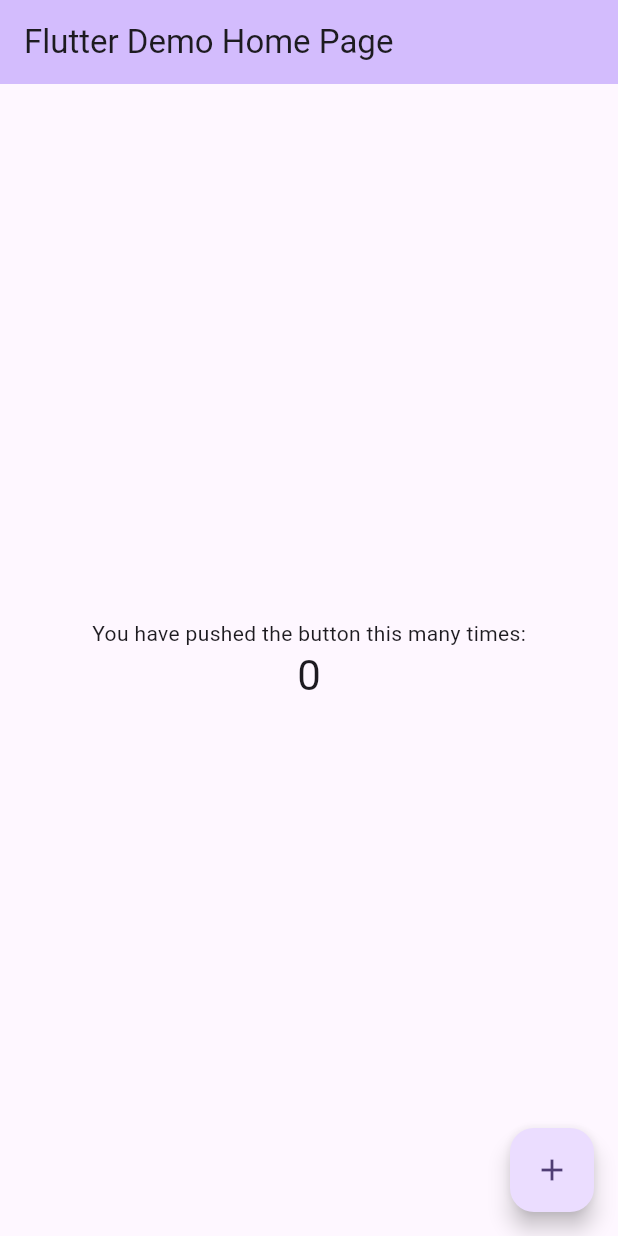
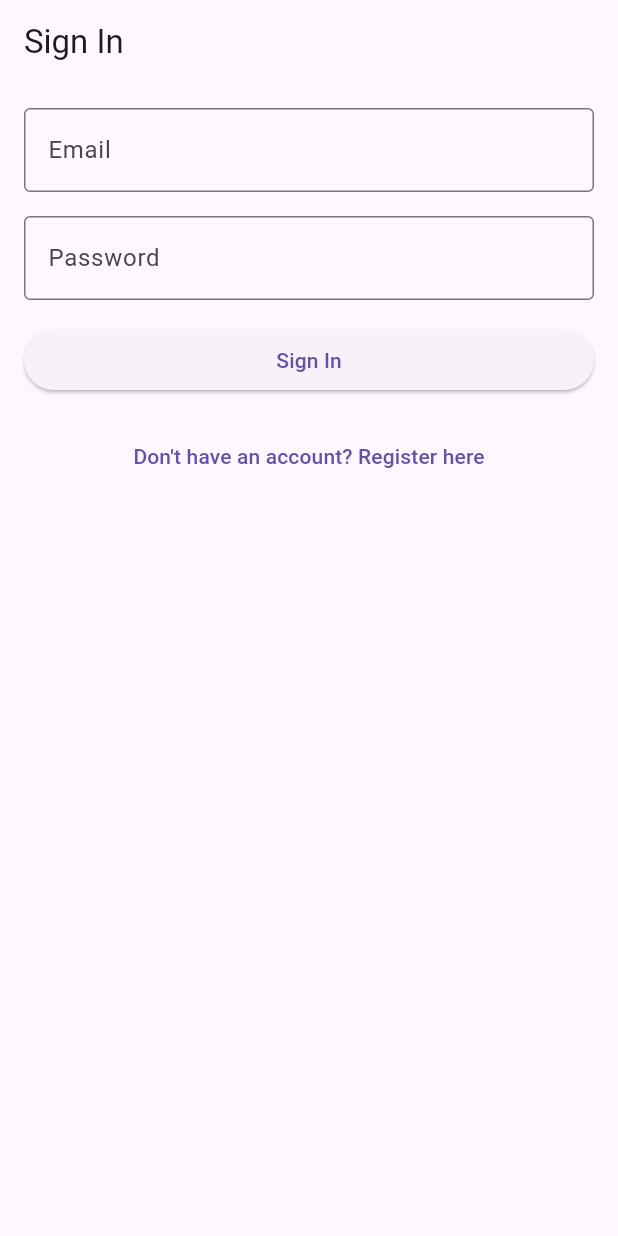
Before and after one commit to CGNDC/cloud_documents, a Flutter app: the screen it shows after launch, on a phone screen of 412 x 824 dp. Run offline on Flutter 3.47's test engine with Material 3 defaults, Android fonts, the light colour scheme and no system bars; our stand-ins replace supabase_flutter; accounts and stored records are empty.

Commit message:
pushed, no bugs

```diff
--- a/lib/main.dart
+++ b/lib/main.dart
@@ -1,125 +1,35 @@
 import 'package:flutter/material.dart';
+import 'package:supabase_flutter/supabase_flutter.dart';
+import 'package:provider/provider.dart';
+import '../view_models/search_view_model.dart';
+import '../routes/app_router.dart';
 
-void main() {
-  runApp(const MyApp());
+Future<void> main() async {
+  WidgetsFlutterBinding.ensureInitialized();
+
+  // Initialize Supabase with your project credentials
+  await Supabase.initialize(
+    url: 'https://cikgcfmcenwhlleswtha.supabase.co',
+    anonKey: 'eyJhbGciOiJIUzI1NiIsInR5cCI6IkpXVCJ9.eyJpc3MiOiJzdXBhYmFzZSIsInJlZiI6ImNpa2djZm1jZW53aGxsZXN3dGhhIiwicm9sZSI6ImFub24iLCJpYXQiOjE3NDIzNDU1MzQsImV4cCI6MjA1NzkyMTUzNH0.3_qiIYfUH0kOZvMVrskK9JeatjLn-z0IJRsTZ6woz14',
+  );
+
+  runApp(
+    MultiProvider(
+      providers: [
+        ChangeNotifierProvider(create: (_) => SearchViewModel()),
+      ],
+      child: MyApp(),
+    ),
+  );
 }
 
 class MyApp extends StatelessWidget {
-  const MyApp({super.key});
-
-  // This widget is the root of your application.
   @override
   Widget build(BuildContext context) {
     return MaterialApp(
-      title: 'Flutter Demo',
-      theme: ThemeData(
-        // This is the theme of your application.
-        //
-        // TRY THIS: Try running your application with "flutter run". You'll see
-        // the application has a purple toolbar. Then, without quitting the app,
-        // try changing the seedColor in the colorScheme below to Colors.green
-        // and then invoke "hot reload" (save your changes or press the "hot
-        // reload" button in a Flutter-supported IDE, or press "r" if you used
-        // the command line to start the app).
-        //
-        // Notice that the counter didn't reset back to zero; the application
-        // state is not lost during the reload. To reset the state, use hot
-        // restart instead.
-        //
-        // This works for code too, not just values: Most code changes can be
-        // tested with just a hot reload.
-        colorScheme: ColorScheme.fromSeed(seedColor: Colors.deepPurple),
-        useMaterial3: true,
-      ),
-      home: const MyHomePage(title: 'Flutter Demo Home Page'),
+      title: 'Cloud Documents',
+      theme: ThemeData(primarySwatch: Colors.blue),
+      home: AppRouter(),
     );
   }
 }
-
-class MyHomePage extends StatefulWidget {
-  const MyHomePage({super.key, required this.title});
-
-  // This widget is the home page of your application. It is stateful, meaning
-  // that it has a State object (defined below) that contains fields that affect
-  // how it looks.
-
-  // This class is the configuration for the state. It holds the values (in this
-  // case the title) provided by the parent (in this case the App widget) and
-  // used by the build method of the State. Fields in a Widget subclass are
-  // always marked "final".
-
-  final String title;
-
-  @override
-  State<MyHomePage> createState() => _MyHomePageState();
-}
-
-class _MyHomePageState extends State<MyHomePage> {
-  int _counter = 0;
-
-  void _incrementCounter() {
-    setState(() {
-      // This call to setState tells the Flutter framework that something has
-      // changed in this State, which causes it to rerun the build method below
-      // so that the display can reflect the updated values. If we changed
-      // _counter without calling setState(), then the build method would not be
-      // called again, and so nothing would appear to happen.
-      _counter++;
-    });
-  }
-
-  @override
-  Widget build(BuildContext context) {
-    // This method is rerun every time setState is called, for instance as done
-    // by the _incrementCounter method above.
-    //
-    // The Flutter framework has been optimized to make rerunning build methods
-    // fast, so that you can just rebuild anything that needs updating rather
-    // than having to individually change instances of widgets.
-    return Scaffold(
-      appBar: AppBar(
-        // TRY THIS: Try changing the color here to a specific color (to
-        // Colors.amber, perhaps?) and trigger a hot reload to see the AppBar
-        // change color while the other colors stay the same.
-        backgroundColor: Theme.of(context).colorScheme.inversePrimary,
-        // Here we take the value from the MyHomePage object that was created by
-        // the App.build method, and use it to set our appbar title.
-        title: Text(widget.title),
-      ),
-      body: Center(
-        // Center is a layout widget. It takes a single child and positions it
-        // in the middle of the parent.
-        child: Column(
-          // Column is also a layout widget. It takes a list of children and
-          // arranges them vertically. By default, it sizes itself to fit its
-          // children horizontally, and tries to be as tall as its parent.
-          //
-          // Column has various properties to control how it sizes itself and
-          // how it positions its children. Here we use mainAxisAlignment to
-          // center the children vertically; the main axis here is the vertical
-          // axis because Columns are vertical (the cross axis would be
-          // horizontal).
-          //
-          // TRY THIS: Invoke "debug painting" (choose the "Toggle Debug Paint"
-          // action in the IDE, or press "p" in the console), to see the
-          // wireframe for each widget.
-          mainAxisAlignment: MainAxisAlignment.center,
-          children: <Widget>[
-            const Text(
-              'You have pushed the button this many times:',
-            ),
-            Text(
-              '$_counter',
-              style: Theme.of(context).textTheme.headlineMedium,
-            ),
-          ],
-        ),
-      ),
-      floatingActionButton: FloatingActionButton(
-        onPressed: _incrementCounter,
-        tooltip: 'Increment',
-        child: const Icon(Icons.add),
-      ), // This trailing comma makes auto-formatting nicer for build methods.
-    );
-  }
-}
--- /dev/null
+++ b/lib/models/documents.dart
@@ -0,0 +1,30 @@
+class Documents {
+  final int? id;
+  final String title;
+  final String description;
+  final String directory;
+
+  Documents({
+    this.id,
+    required this.title,
+    required this.description,
+    required this.directory,
+  });
+
+  factory Documents.fromMap(Map<String, dynamic> map) {
+    return Documents(
+      id: map['id'],
+      title: map['title'],
+      description: map['description'],
+      directory: map['directory'],
+    );
+  }
+
+  Map<String, dynamic> toMap() {
+    return {
+      'title': title,
+      'description': description,
+      'directory': directory,
+    };
+  }
+}
--- /dev/null
+++ b/lib/routes/app_router.dart
@@ -0,0 +1,41 @@
+import 'package:flutter/material.dart';
+import '../views/login_page.dart';
+import '../views/search_page.dart';
+import 'package:supabase_flutter/supabase_flutter.dart';
+
+class AppRouter extends StatelessWidget {
+  const AppRouter({Key? key}) : super(key: key);
+
+  @override
+  Widget build(BuildContext context) {
+    return MaterialApp(
+      title: 'Phonebook App',
+      theme: ThemeData(primarySwatch: Colors.blue),
+      initialRoute: '/',
+      routes: {
+        '/': (context) => AuthChecker(),
+        '/signin': (context) => AuthScreen(),
+        '/phonebook': (context) => SearchListScreen(),
+      },
+      onUnknownRoute: (settings) => MaterialPageRoute(
+        builder: (context) => const Scaffold(
+          body: Center(child: Text('Page not found')),
+        ),
+      ),
+    );
+  }
+}
+
+class AuthChecker extends StatelessWidget {
+  AuthChecker({Key? key}) : super(key: key);
+
+  @override
+  Widget build(BuildContext context) {
+    final user = Supabase.instance.client.auth.currentUser;
+    if (user != null) {
+      return SearchListScreen();
+    } else {
+      return AuthScreen();
+    }
+  }
+}
--- /dev/null
+++ b/lib/views/login_page.dart
@@ -0,0 +1,191 @@
+import 'package:flutter/material.dart';
+import 'package:supabase_flutter/supabase_flutter.dart';
+
+enum AuthMode { signIn, register }
+
+class AuthScreen extends StatefulWidget {
+  const AuthScreen({Key? key}) : super(key: key);
+
+  @override
+  State<AuthScreen> createState() => _AuthScreenState();
+}
+
+class _AuthScreenState extends State<AuthScreen> {
+  AuthMode _authMode = AuthMode.signIn;
+  final _formKey = GlobalKey<FormState>();
+
+  final TextEditingController _emailController = TextEditingController();
+  final TextEditingController _passwordController = TextEditingController();
+  final TextEditingController _confirmPasswordController =
+      TextEditingController();
+
+  bool loading = false;
+
+  Future<void> _submit() async {
+    if (!_formKey.currentState!.validate()) return;
+
+    setState(() => loading = true);
+
+    if (_authMode == AuthMode.signIn) {
+      try {
+        final response = await Supabase.instance.client.auth.signInWithPassword(
+          email: _emailController.text.trim(),
+          password: _passwordController.text.trim(),
+        );
+        if (response.session != null) {
+          Navigator.pushReplacementNamed(context, '/phonebook');
+        } else {
+          ScaffoldMessenger.of(context).showSnackBar(
+            const SnackBar(content: Text('Sign in failed. Please try again.')),
+          );
+        }
+      } catch (error) {
+        ScaffoldMessenger.of(context).showSnackBar(
+          SnackBar(content: Text('Sign in error: $error')),
+        );
+      } finally {
+        setState(() => loading = false);
+      }
+    } else {
+      if (_passwordController.text.trim() !=
+          _confirmPasswordController.text.trim()) {
+        ScaffoldMessenger.of(context).showSnackBar(
+          const SnackBar(content: Text("Passwords do not match.")),
+        );
+        setState(() => loading = false);
+        return;
+      }
+      try {
+        final response = await Supabase.instance.client.auth.signUp(
+          email: _emailController.text.trim(),
+          password: _passwordController.text.trim(),
+        );
+        if (response.user != null) {
+          ScaffoldMessenger.of(context).showSnackBar(
+            const SnackBar(
+              content: Text(
+                "Registration successful!",
+              ),
+            ),
+          );
+          setState(() {
+            _authMode = AuthMode.signIn;
+          });
+        } else {
+          ScaffoldMessenger.of(context).showSnackBar(
+            const SnackBar(content: Text("Registration failed.")),
+          );
+        }
+      } catch (error) {
+        ScaffoldMessenger.of(context).showSnackBar(
+          SnackBar(content: Text("Registration error: $error")),
+        );
+      } finally {
+        setState(() => loading = false);
+      }
+    }
+  }
+
+  @override
+  void dispose() {
+    _emailController.dispose();
+    _passwordController.dispose();
+    _confirmPasswordController.dispose();
+    super.dispose();
+  }
+
+  @override
+  Widget build(BuildContext context) {
+    final isRegistering = _authMode == AuthMode.register;
+    return Scaffold(
+      appBar: AppBar(
+        title: Text(isRegistering ? 'Register' : 'Sign In'),
+      ),
+      body: SingleChildScrollView(
+        padding: const EdgeInsets.all(16),
+        child: Form(
+          key: _formKey,
+          child: Column(
+            children: [
+              TextFormField(
+                controller: _emailController,
+                decoration: const InputDecoration(
+                  labelText: 'Email',
+                  border: OutlineInputBorder(),
+                ),
+                validator: (value) {
+                  if (value == null || value.trim().isEmpty) {
+                    return 'Please enter an email';
+                  }
+                  final regex = RegExp(r'^[^@]+@[^@]+\.[^@]+');
+                  if (!regex.hasMatch(value.trim())) {
+                    return 'Enter a valid email';
+                  }
+                  return null;
+                },
+              ),
+              const SizedBox(height: 16),
+              TextFormField(
+                controller: _passwordController,
+                decoration: const InputDecoration(
+                  labelText: 'Password',
+                  border: OutlineInputBorder(),
+                ),
+                obscureText: true,
+                validator: (value) {
+                  if (value == null || value.isEmpty) {
+                    return 'Please enter a password';
+                  }
+                  if (value.trim().length < 6) {
+                    return 'Password must be at least 6 characters long';
+                  }
+                  return null;
+                },
+              ),
+              const SizedBox(height: 16),
+              if (isRegistering)
+                TextFormField(
+                  controller: _confirmPasswordController,
+                  decoration: const InputDecoration(
+                    labelText: 'Confirm Password',
+                    border: OutlineInputBorder(),
+                  ),
+                  obscureText: true,
+                  validator: (value) {
+                    if (isRegistering && (value == null || value.isEmpty)) {
+                      return 'Please confirm your password';
+                    }
+                    return null;
+                  },
+                ),
+              if (isRegistering) const SizedBox(height: 16),
+              loading
+                  ? const CircularProgressIndicator()
+                  : SizedBox(
+                      width: double.infinity,
+                      child: ElevatedButton(
+                        onPressed: _submit,
+                        child: Text(isRegistering ? 'Register' : 'Sign In'),
+                      ),
+                    ),
+              const SizedBox(height: 16),
+              TextButton(
+                onPressed: () {
+                  setState(() {
+                    _authMode =
+                        isRegistering ? AuthMode.signIn : AuthMode.register;
+                  });
+                },
+                child: Text(
+                  isRegistering
+                      ? "Already have an account? Sign in here"
+                      : "Don't have an account? Register here",
+                ),
+              ),
+            ],
+          ),
+        ),
+      ),
+    );
+  }
+}
--- a/pubspec.yaml
+++ b/pubspec.yaml
@@ -1,5 +1,5 @@
 name: cloud_documents
-description: "A new Flutter project."
+description: "for publishing and archiving documents online"
 # The following line prevents the package from being accidentally published to
 # pub.dev using `flutter pub publish`. This is preferred for private packages.
 publish_to: 'none' # Remove this line if you wish to publish to pub.dev
@@ -30,6 +30,8 @@ environment:
 dependencies:
   flutter:
     sdk: flutter
+  supabase_flutter: ^2.8.4    # use the latest version available
+  provider: ^6.0.5
 
   # The following adds the Cupertino Icons font to your application.
   # Use with the CupertinoIcons class for iOS style icons.
```
Also changed, not shown: lib/view_models/search_view_model.dart (added, +50 -0 lines), lib/views/search_page.dart (added, +38 -0 lines), lib/view_models/admin_view_model.dart (added), lib/view_models/document_view_model.dart (added), lib/view_models/profile_view_model.dart (added), lib/views/admin_page.dart (added), lib/views/document_page.dart (added), lib/views/profile_page.dart (added), pubspec.lock, 5 other files.
